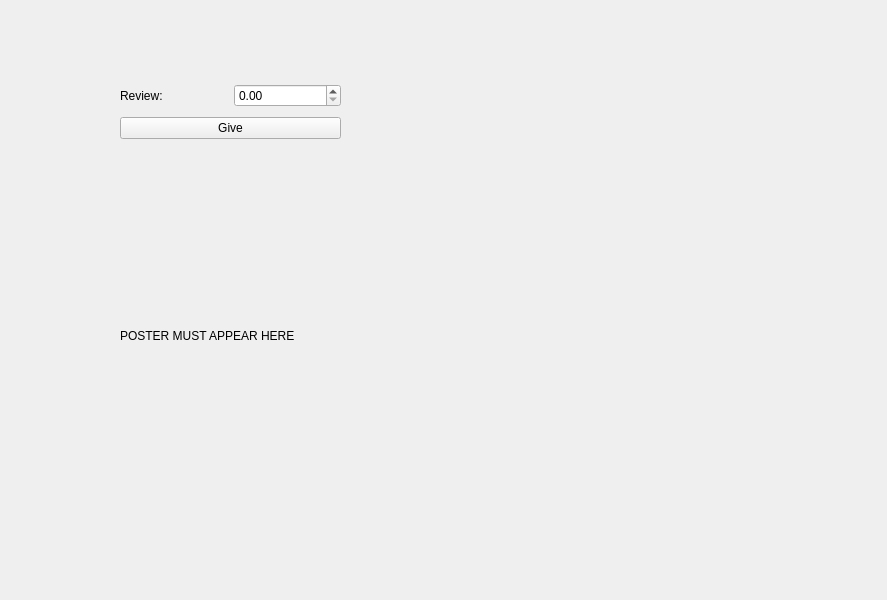
This is modules/UI/src/MovieDetails.ui in PerryVrajnitorincul26/proiectMCPP as Qt 5 draws it before an edit. The edited form follows.
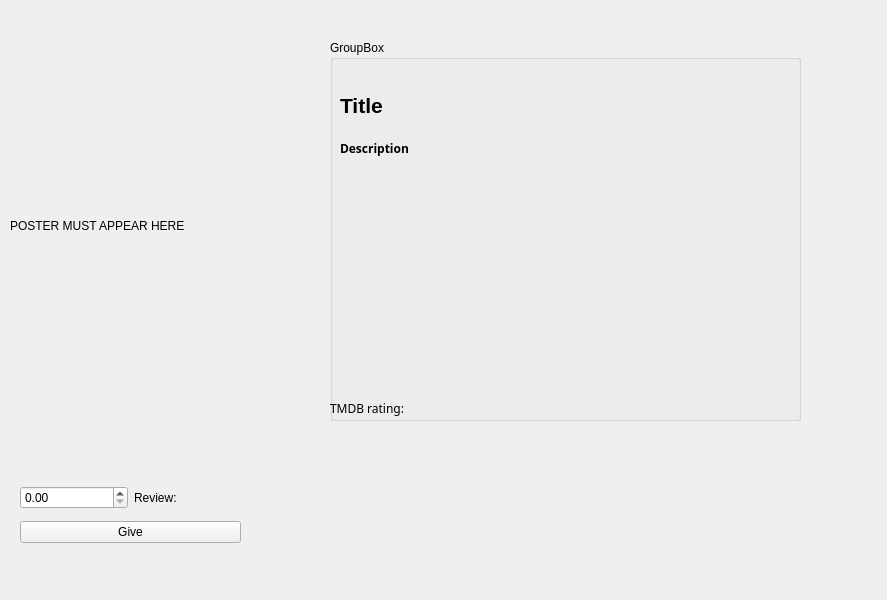
This is the edited form.

Commit message: a few UI changes - there's still code to be reorganized :))

```diff
--- a/modules/UI/src/MovieDetails.ui
+++ b/modules/UI/src/MovieDetails.ui
@@ -22,8 +22,8 @@
   <widget class="QWidget" name="verticalLayoutWidget">
    <property name="geometry">
     <rect>
-     <x>120</x>
-     <y>80</y>
+     <x>20</x>
+     <y>480</y>
      <width>221</width>
      <height>63</height>
     </rect>
@@ -31,6 +31,9 @@
    <layout class="QVBoxLayout" name="verticalLayout">
     <item>
      <layout class="QHBoxLayout" name="horizontalLayout">
+      <item>
+       <widget class="QDoubleSpinBox" name="doubleSpinBox"/>
+      </item>
       <item>
        <widget class="QLabel" name="label">
         <property name="text">
@@ -38,9 +41,6 @@
         </property>
        </widget>
       </item>
-      <item>
-       <widget class="QDoubleSpinBox" name="doubleSpinBox"/>
-      </item>
      </layout>
     </item>
     <item>
@@ -55,8 +55,8 @@
   <widget class="QLabel" name="posterLabel">
    <property name="geometry">
     <rect>
-     <x>120</x>
-     <y>160</y>
+     <x>10</x>
+     <y>50</y>
      <width>311</width>
      <height>351</height>
     </rect>
@@ -65,6 +65,78 @@
     <string>POSTER MUST APPEAR HERE</string>
    </property>
   </widget>
+  <widget class="QGroupBox" name="groupBox">
+   <property name="geometry">
+    <rect>
+     <x>330</x>
+     <y>40</y>
+     <width>471</width>
+     <height>381</height>
+    </rect>
+   </property>
+   <property name="title">
+    <string>GroupBox</string>
+   </property>
+   <widget class="QLabel" name="titleLabel">
+    <property name="geometry">
+     <rect>
+      <x>10</x>
+      <y>40</y>
+      <width>441</width>
+      <height>51</height>
+     </rect>
+    </property>
+    <property name="font">
+     <font>
+      <pointsize>16</pointsize>
+      <bold>true</bold>
+     </font>
+    </property>
+    <property name="text">
+     <string>Title</string>
+    </property>
+   </widget>
+   <widget class="QLabel" name="descriptionLabel">
+    <property name="geometry">
+     <rect>
+      <x>10</x>
+      <y>100</y>
+      <width>441</width>
+      <height>251</height>
+     </rect>
+    </property>
+    <property name="font">
+     <font>
+      <family>Yu Gothic UI Semibold</family>
+      <bold>true</bold>
+     </font>
+    </property>
+    <property name="text">
+     <string>Description</string>
+    </property>
+    <property name="alignment">
+     <set>Qt::AlignLeading|Qt::AlignLeft|Qt::AlignTop</set>
+    </property>
+   </widget>
+   <widget class="QLabel" name="ratingLabel">
+    <property name="geometry">
+     <rect>
+      <x>0</x>
+      <y>360</y>
+      <width>151</width>
+      <height>16</height>
+     </rect>
+    </property>
+    <property name="font">
+     <font>
+      <family>Noto Serif Georgian</family>
+     </font>
+    </property>
+    <property name="text">
+     <string>TMDB rating:</string>
+    </property>
+   </widget>
+  </widget>
  </widget>
  <resources/>
  <connections/>
```
The commit also changes 3 other files.
